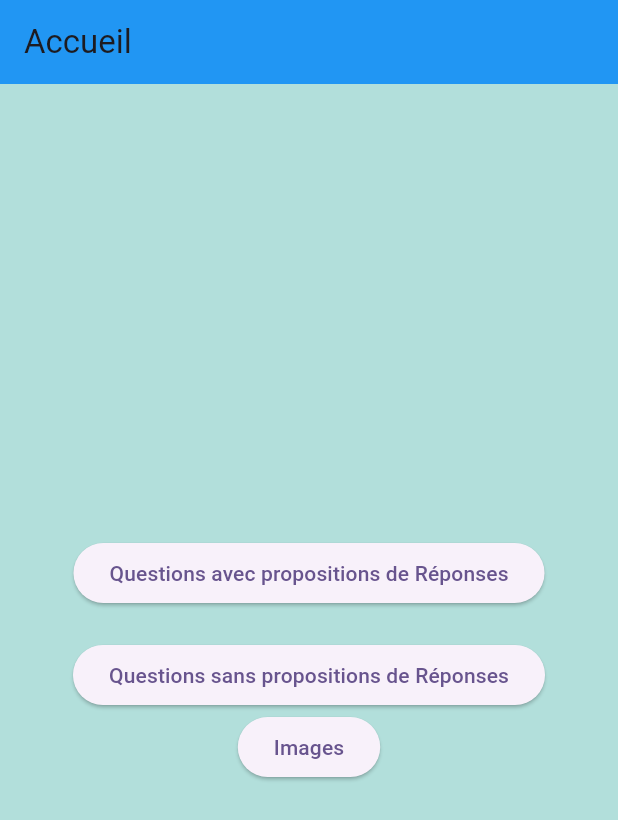
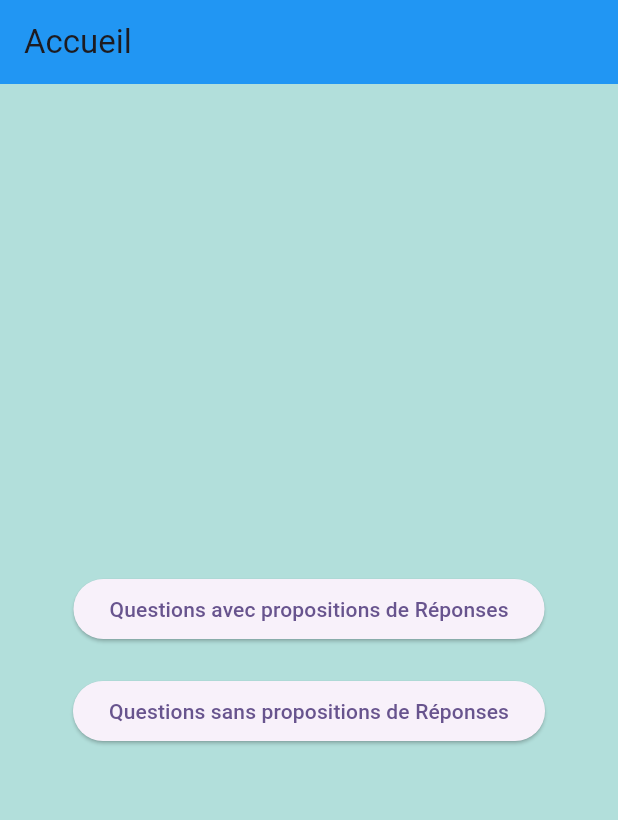
Before and after one commit to Between27/quiz, a Flutter app: the screen it shows after launch, on a phone screen of 412 x 824 dp. Shown: the top 820 px of the screen. Run offline on Flutter 3.47's test engine with Material 2 defaults, Android fonts, the phone set to English and light mode, and no system bars.

Commit message:
image enlevée

```diff
--- a/lib/pages/accueil.dart
+++ b/lib/pages/accueil.dart
@@ -28,11 +28,6 @@ class Accueil extends StatelessWidget {
                   Navigator.pushNamed(context, '/qs');
                 },
                 child: const Text("Questions sans propositions de Réponses")),
-            ElevatedButton(
-                onPressed: () {
-                  Navigator.pushNamed(context, '/qi');
-                },
-                child: const Text("Images")),
           ],
         ),
       ),
```
